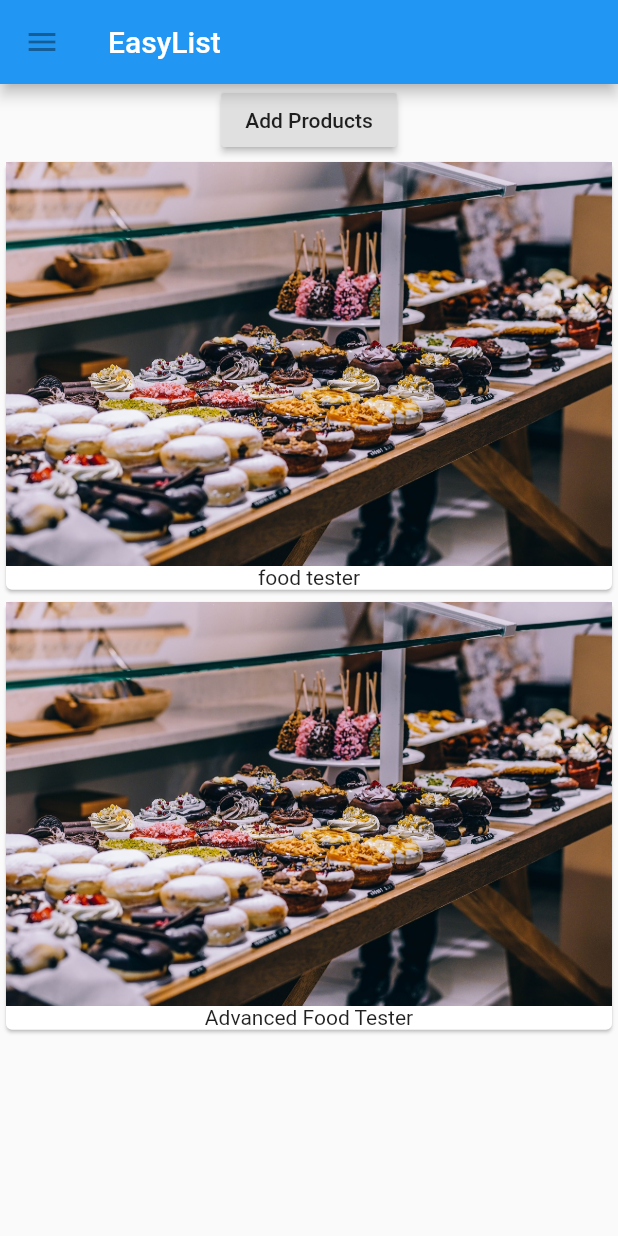
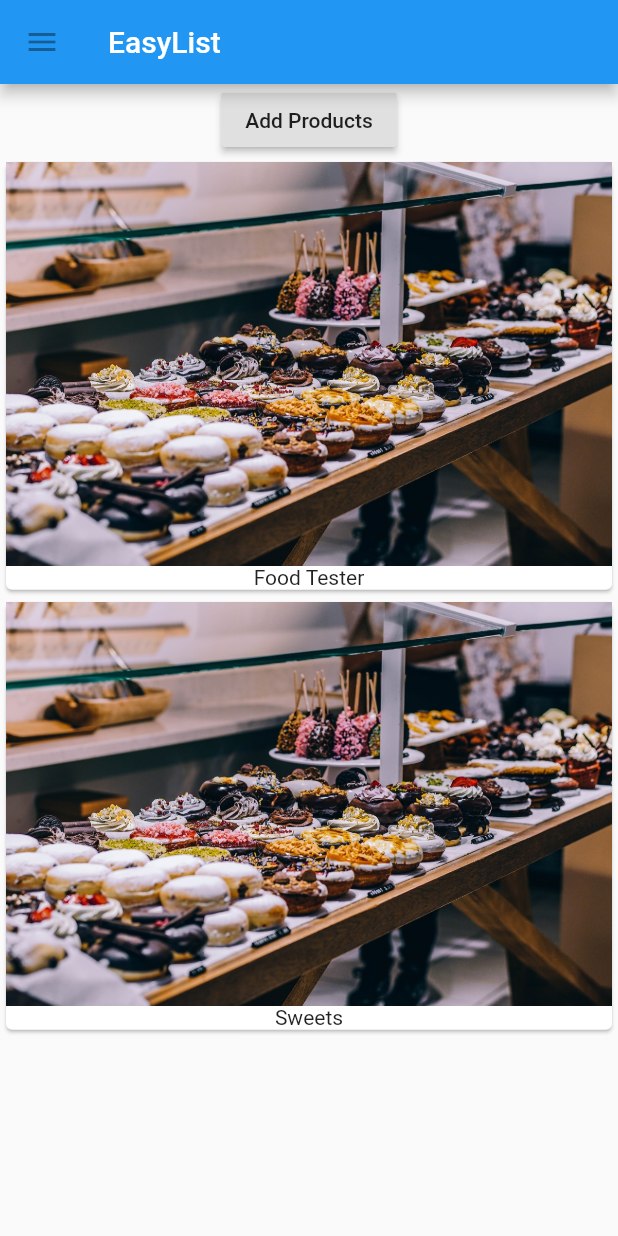
Before and after one commit to Sarantha/Flutter_addProductsApp, a Flutter app: the screen it shows after launch, after a tap on "Add Products", on a phone screen of 412 x 824 dp. Run offline on Flutter 3.47's test engine with Material 2 defaults, Android fonts, the phone set to English and light mode, and no system bars.

Commit message:
compled unit

```diff
--- a/lib/main.dart
+++ b/lib/main.dart
@@ -1,19 +1,12 @@
 import 'package:flutter/material.dart';
+
+import './product_manager.dart';
 
 void main() {
   runApp(MyApp());
 }
 
-class MyApp extends StatefulWidget {
-  @override
-  State<StatefulWidget> createState() {
-    return _MyAppState();
-  }
-}
-
-class _MyAppState extends State<MyApp> {
-  List<String> _products = ['food tester'];
-
+class MyApp extends StatelessWidget {
   @override
   Widget build(BuildContext context) {
     return MaterialApp(
@@ -27,30 +20,8 @@ class _MyAppState extends State<MyApp> {
           ),
           title: Text('EasyList'),
         ),
-          body: Column(
-            children: [
-              RaisedButton(
-                onPressed: () {
-                  setState(() {
-                    _products.add('Advanced Food Tester');
-                  });
-                },
-                child: Text('Add Products'),
+        body: ProductManager('Food Tester'),
       ),
-              Column(
-                children: _products
-                    .map((e) => Card(
-                          child: Column(
-                            children: <Widget>[
-                              Image.asset('assets/food.jpg'),
-                              Text(e)
-                            ],
-                          ),
-                        ))
-                    .toList(),
-              ),
-            ],
-          )),
     );
   }
 }
--- /dev/null
+++ b/lib/product_control.dart
@@ -0,0 +1,18 @@
+import 'package:flutter/material.dart';
+
+class ProductControl extends StatelessWidget{
+  final Function addProduct;
+  ProductControl(this.addProduct);
+
+  @override
+  Widget build(BuildContext context) {
+    // TODO: implement build
+    return RaisedButton(
+          onPressed: () {
+            addProduct('Sweets');
+          },
+          child: Text('Add Products'),
+        );
+  }
+
+}
--- /dev/null
+++ b/lib/product_manager.dart
@@ -0,0 +1,48 @@
+import 'package:flutter/material.dart';
+
+import './products.dart';
+import './product_control.dart';
+
+class ProductManager extends StatefulWidget {
+  final String startingProduct;
+  ProductManager(this.startingProduct);
+
+  @override
+  State<StatefulWidget> createState() {
+    // TODO: implement createState
+    return _ProductManagerState();
+  }
+}
+
+class _ProductManagerState extends State<ProductManager> {
+  List<String> _products = [];
+
+  @override
+  void initState() {
+    _products.add(widget.startingProduct);
+    super.initState();
+  }
+
+  void didUpdateWidget(ProductManager oldWidget) {
+    super.didUpdateWidget(oldWidget);
+  }
+
+  void _addProducts(String product){
+    setState(() {
+              _products.add(product);
+            });
+  }
+
+  @override
+  Widget build(BuildContext context) {
+    // TODO: implement build
+    return Column(
+      children: [
+        Container(
+          child: ProductControl(_addProducts),
+        ),
+        Products(_products)
+      ],
+    );
+  }
+}
--- /dev/null
+++ b/lib/products.dart
@@ -0,0 +1,21 @@
+import 'package:flutter/material.dart';
+
+class Products extends StatelessWidget {
+  final List<String> products;
+  Products(this.products);
+
+  @override
+  Widget build(BuildContext context) {
+    // TODO: implement build
+    return Column(
+      children: products
+          .map((e) => Card(
+                child: Column(
+                  children: <Widget>[Image.asset('assets/food.jpg'),
+                  Text(e)],
+                ),
+              ))
+          .toList(),
+    );
+  }
+}
```
Lines whose indentation alone changed are shown as unchanged.
